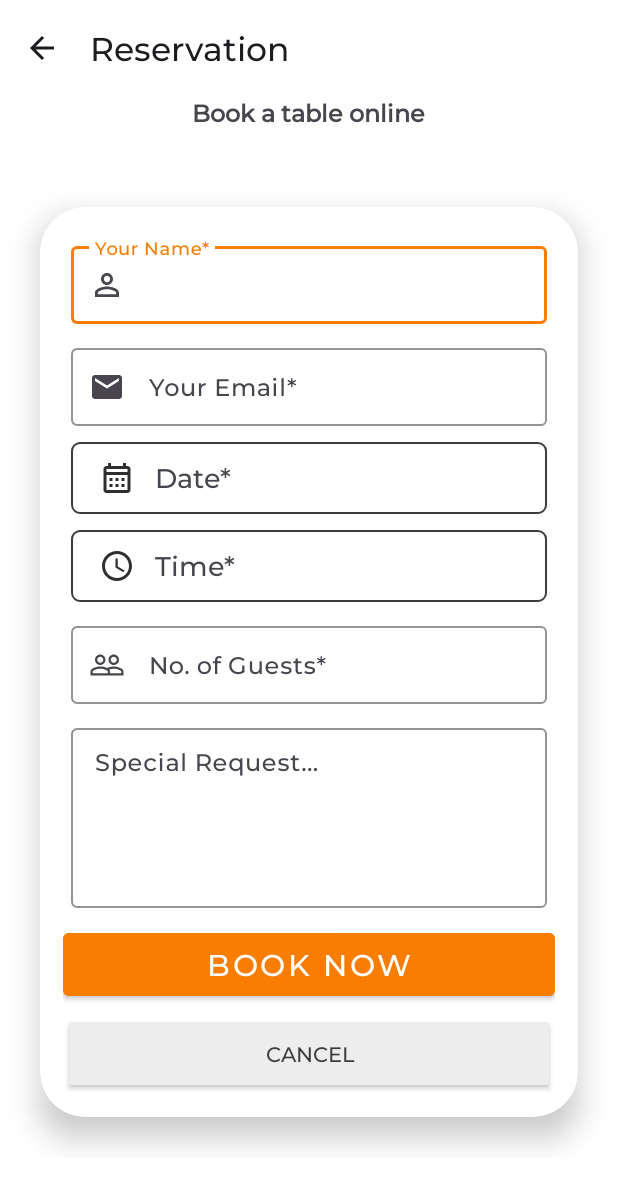
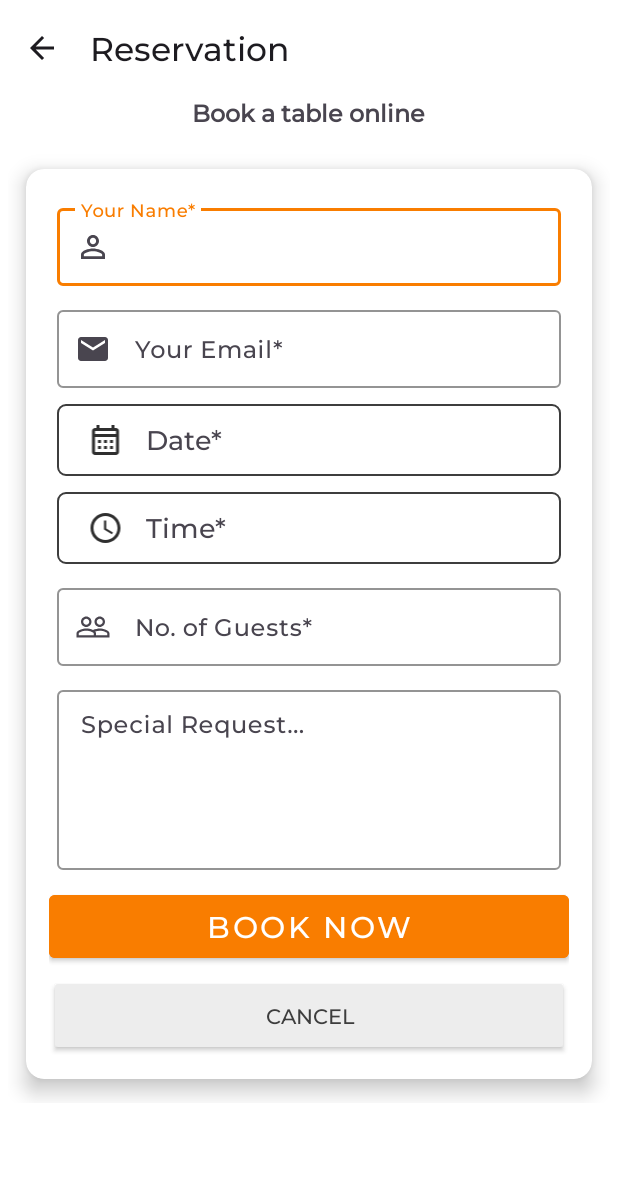
Before and after one commit to accountwithgithub123/restoran_rep, an Android app: the BookTable screen opened directly, with no data from a screen before it, on a phone screen of 412 x 824 dp. Shown: the top 1188 px of the screen. Run offline under Robolectric (Android 15) with nearby library versions, the phone set to English and light mode, and no system bars; our stand-ins replace Firebase (no records; nobody signed in at launch, a user with empty details on screens opened directly).

Commit message:
last commit all things are done 2

```diff
--- a/app/src/main/java/com/example/restoran/BookTable.java
+++ b/app/src/main/java/com/example/restoran/BookTable.java
@@ -97,6 +97,7 @@ public class BookTable extends AppCompatActivity {
             // Update etDate with the selected date
             SimpleDateFormat dateFormat = new SimpleDateFormat("MM/dd/yyyy", Locale.US);
             selDate = dateFormat.format(selectedDate);
+            timeSel = "";
             etDate.setText(selDate);
         }));
         laytime.setOnClickListener(v ->{
--- a/app/src/main/java/com/example/restoran/Fragements/SginUpFragment.java
+++ b/app/src/main/java/com/example/restoran/Fragements/SginUpFragment.java
@@ -73,7 +73,6 @@ public class SginUpFragment extends Fragment {
                                 prog.show();
                                 signUp.setEnabled(false);
                                 handleUpload(bitmap);
-
                             }
                             else {
                                 Toast.makeText(requireContext(), "Please select your profile photo!", Toast.LENGTH_SHORT).show();
@@ -138,10 +137,7 @@ public class SginUpFragment extends Fragment {
                 });
     }
 
-    private String getMyPath() {
-        String email = etemail.getText().toString().trim();
-        return email.substring(0,email.indexOf('@'));
-    }
+
 
     @Override
     public void onActivityResult(int requestCode, int resultCode, @Nullable Intent data) {
--- a/app/src/main/res/layout/activity_book_table.xml
+++ b/app/src/main/res/layout/activity_book_table.xml
@@ -11,6 +11,7 @@
         <TextView
             android:text="@string/book_a_table_online_n"
             android:textSize="16sp"
+            android:paddingBottom="5dp"
             android:layout_gravity="center_horizontal"
             style="@style/cardHtext"/>
 
@@ -30,8 +31,8 @@
                 android:layout_width="match_parent"
                 android:layout_height="wrap_content"
                 app:cardUseCompatPadding="true"
-                app:cardElevation="12dp"
-                app:cardCornerRadius="30dp">
+                app:cardElevation="8dp"
+                app:cardCornerRadius="12dp">
             <LinearLayout
                 android:layout_width="match_parent"
                 android:layout_height="wrap_content"
@@ -105,6 +106,7 @@
                 android:id="@+id/etguestbt"
                 android:hint="No. of Guests*"
                 android:inputType="number"
+                android:maxLength="2"
                 style="@style/texInLayEt"/>
 
 
--- a/app/src/main/res/layout/activity_main.xml
+++ b/app/src/main/res/layout/activity_main.xml
@@ -18,7 +18,7 @@
         app:headerLayout="@layout/drawer_layout"
         android:layout_gravity="start"
         app:itemVerticalPadding="12dp"
-        app:itemIconSize="30dp"
+        app:itemIconSize="25dp"
         android:background="@color/white"
         app:itemRippleColor="@color/lighGray"
         android:id="@+id/nav"/>
--- a/app/src/main/res/layout/fragment_sgin_up.xml
+++ b/app/src/main/res/layout/fragment_sgin_up.xml
@@ -67,6 +67,7 @@
         android:textSize="18sp"
         android:layout_marginTop="7dp"
         android:layout_marginBottom="8dp"
+        android:textAllCaps="false"
         android:text="Create Account" />
 
         </LinearLayout>
--- a/app/src/main/res/layout/supp_dialog.xml
+++ b/app/src/main/res/layout/supp_dialog.xml
@@ -43,21 +43,24 @@
             android:src="@drawable/baseline_close_244"/>
     </LinearLayout>
 
-        <Button
+        <androidx.appcompat.widget.AppCompatButton
             android:layout_marginTop="15dp"
             style="@style/suppBtn"
             android:id="@+id/btnCall"
+            android:textColor="@color/orange"
             android:drawableLeft="@drawable/baseline_call_24"
             android:text="@string/rest_no" />
         <Button
             style="@style/suppBtn"
             android:id="@+id/btnEmail"
+            android:textColor="@color/orange"
             android:drawableLeft="@drawable/baseline_email_244"
             android:text="@string/restoran_gmail" />
         <Button
             style="@style/suppBtn"
             android:layout_marginBottom="15dp"
             android:id="@+id/btneLoc"
+            android:textColor="@color/orange"
             android:drawableLeft="@drawable/baseline_location_on_24"
             android:text="@string/location" />
     </LinearLayout>
--- a/app/src/main/res/values/strings.xml
+++ b/app/src/main/res/values/strings.xml
@@ -21,6 +21,6 @@
     <string name="restoran_gmail">restoran@gmail.com</string>
     <string name="rest_no">+92 320 2290183</string>
     <string name="icon">icon</string>
-    <string name="book_a_table_online_n">Book a table online\n</string>
+    <string name="book_a_table_online_n">Book a table online</string>
     <string name="chefn1">Javier Joseph</string>
 </resources>
--- a/app/src/main/res/values/themes.xml
+++ b/app/src/main/res/values/themes.xml
@@ -14,8 +14,9 @@
         <item name="android:colorPrimary" >@color/orange</item>
         <item name="android:colorPrimaryDark">@color/orange</item>
         <item name="android:colorAccent" >?android:attr/colorPrimary</item>
+        <item name="android:textColorHighlight">@color/lighGray</item>
+        <item name="android:textColorHighlightInverse">@color/lighGray</item>
         <item name="android:fontFamily">@font/montserrat_medium</item>
-
     </style>
 
 
@@ -89,7 +90,7 @@
         <item name="android:scaleType" >centerCrop</item>
         <item name="android:layout_marginBottom" >10dp</item>
     </style>
-    <style name="suppBtn" parent="@style/Widget.Material3.Button.TextButton" >
+    <style name="suppBtn" parent="@style/Widget.Material3.Button.TextButton">
         <item name="android:layout_width">match_parent</item>
         <item name="android:layout_height">54dp</item>
         <item name="android:textSize" >16sp</item>
```
Also changed, not shown: app/src/main/AndroidManifest.xml (+6 -2 lines), app/src/main/java/com/example/restoran/SplashActivity.java (+2 -7 lines), app/src/main/res/layout/activity_forget.xml (+22 -5 lines), app/src/main/res/layout/fragment_signin.xml (+6 -2 lines), app/src/main/res/drawable/forg_img.jpg, app/src/main/res/drawable/profile.png, app/src/main/res/drawable/restaurant_team.jpg.
